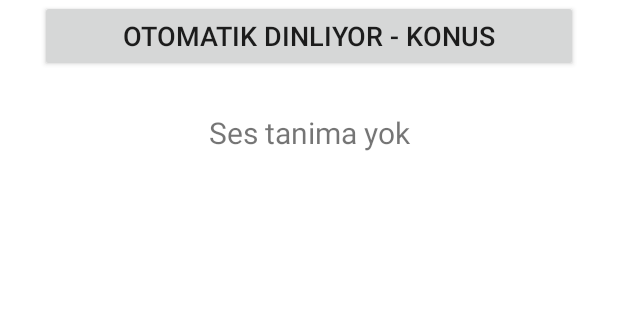
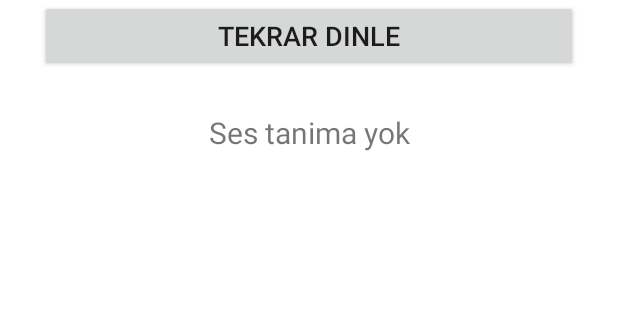
Before and after one commit to filazof61/turkce-ses-koprusu, an Android app: the screen it shows after launch (MainActivity), on a phone screen of 412 x 824 dp, the part 189-509 px from its top. Run offline under Robolectric (Android 15) with nearby library versions, the phone set to English and light mode, and no system bars.

Commit message:
surekli dinleme kapatildi tek seferlik v5

```diff
--- a/app/src/main/java/com/ajan/turkceses/MainActivity.kt
+++ b/app/src/main/java/com/ajan/turkceses/MainActivity.kt
@@ -42,7 +42,7 @@ class MainActivity : Activity() {
             setPadding(0, 40, 0, 40)
         }
         val btn = Button(this).apply {
-            text = "OTOMATIK DINLIYOR - KONUS"
+            text = "TEKRAR DINLE"
             textSize = 18f
             setOnClickListener { dinlemeyiBaslat() }
         }
@@ -65,7 +65,6 @@ class MainActivity : Activity() {
 
     override fun onResume() {
         super.onResume()
-        if (!dinliyor) dinlemeyiBaslat()
     }
 
     private fun dinlemeyiBaslat() {
@@ -95,7 +94,7 @@ class MainActivity : Activity() {
             override fun onEndOfSpeech() {}
             override fun onError(e: Int) {
                 dinliyor = false
-                txt.postDelayed({ dinlemeyiBaslat() }, 500)
+                txt.text = "Dinleme bitti, tekrar için butona bas"
             }
             override fun onResults(r: Bundle?) {
                 dinliyor = false
@@ -106,7 +105,7 @@ class MainActivity : Activity() {
                     val cm = getSystemService(Context.CLIPBOARD_SERVICE) as ClipboardManager
                     cm.setPrimaryClip(android.content.ClipData.newPlainText("ajan", metin))
                 }
-                txt.postDelayed({ dinlemeyiBaslat() }, 300)
+                txt.text = txt.text.toString() + "\n(Tekrar için butona bas)"
             }
             override fun onPartialResults(r: Bundle?) {
                 val list = r?.getStringArrayList(SpeechRecognizer.RESULTS_RECOGNITION)
```
